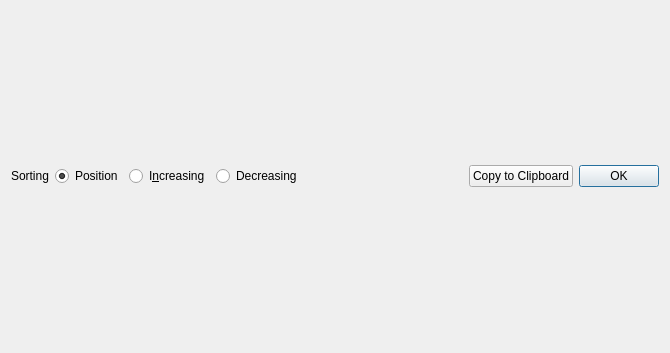
First picture: the form in app/simplewaveform.ui, repository GIBIS-UNIFESP/wiRedPanda, before the edit.
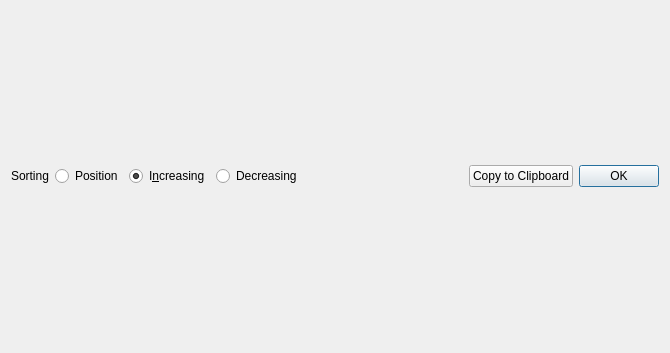
Second picture: the form after the edit. Icons and pictures are not drawn.

Patch:
```diff
--- a/app/simplewaveform.ui
+++ b/app/simplewaveform.ui
@@ -57,11 +57,14 @@
    </item>
    <item row="1" column="1">
     <widget class="QRadioButton" name="radioButton_Position">
+     <property name="enabled">
+      <bool>true</bool>
+     </property>
      <property name="text">
       <string>Position</string>
      </property>
      <property name="checked">
-      <bool>true</bool>
+      <bool>false</bool>
      </property>
     </widget>
    </item>
@@ -71,7 +74,7 @@
       <string>I&amp;ncreasing</string>
      </property>
      <property name="checked">
-      <bool>false</bool>
+      <bool>true</bool>
      </property>
     </widget>
    </item>
```
Left out of the diff: 1 changed line with no effect on the pictures.
